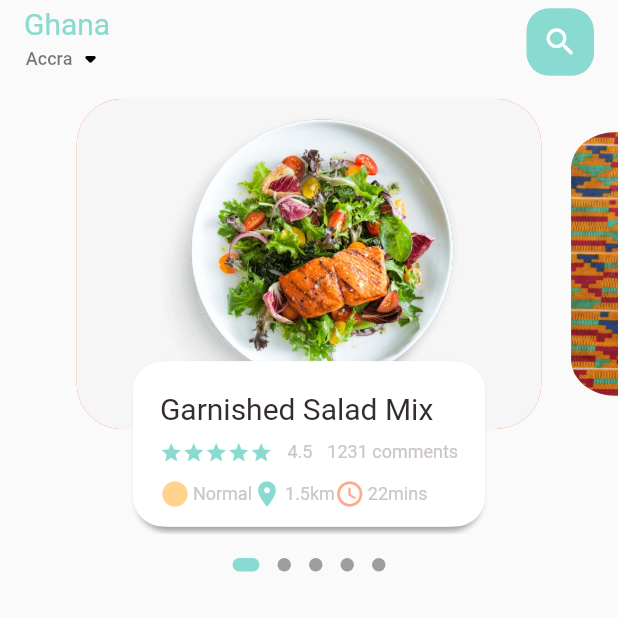
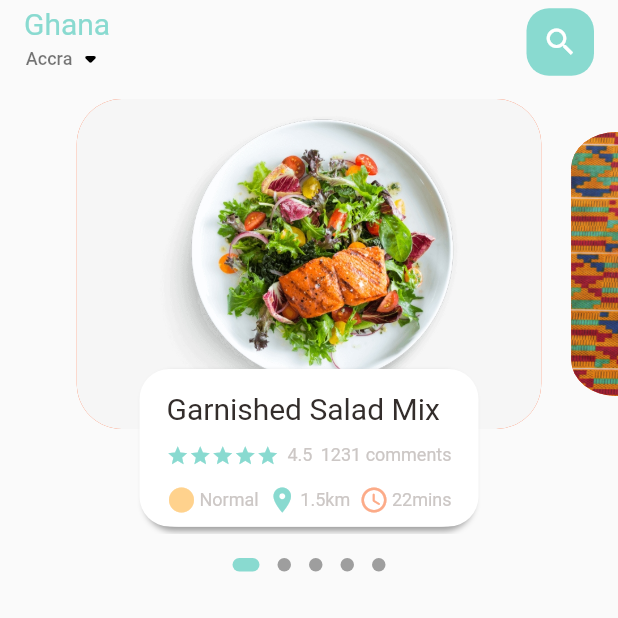
Before and after one commit to BlackDagger007/foodie, a Flutter app: the screen it shows after launch, on a phone screen of 412 x 824 dp, the top half of it. Run offline on Flutter 3.47's test engine with Material 2 defaults, Android fonts, the phone set to English and light mode, and no system bars; drawn by our look-alikes of dots_indicator; our stand-ins replace get.

Commit message:
added dynamic values to fit different screen sizes

```diff
--- a/lib/home/main_food_page.dart
+++ b/lib/home/main_food_page.dart
@@ -2,6 +2,7 @@
 import 'package:flutter/material.dart';
 import 'package:foodie/widgets/small_text.dart';
 import '../utils/colors.dart';
+import '../utils/constants.dart';
 import '../widgets/big_text.dart';
 import '../widgets/large_food_item.dart';
 
@@ -76,12 +77,15 @@
               GestureDetector(
                 onTap: () {},
                 child: Container(
-                  width: 45,
-                  height: 45,
+                  height: sH(45),
+                  width: sW(45),
                   decoration: BoxDecoration(
                       color: AppColor.mainColor,
-                      borderRadius: BorderRadius.circular(15)),
-                  child: const Icon(Icons.search),
+                      borderRadius: BorderRadius.circular(sH(15))),
+                  child: Icon(
+                    Icons.search,
+                    size: sH(Constants.iconSizeLarge),
+                  ),
                 ),
               )
             ],
@@ -89,8 +93,8 @@
       body: Column(
         children: [
           Container(
-            height: 290,
-            margin: const EdgeInsets.symmetric(vertical: 10),
+            height: sH(Constants.kPageViewHeight),
+            margin: EdgeInsets.symmetric(vertical: sH(10)),
             child: PageView.builder(
               controller: pageController,
               itemCount: foodList.length,
@@ -105,11 +109,10 @@
             dotsCount: foodList.length,
             position: _currentPageValue,
             decorator: DotsDecorator(
-                activeColor: AppColor.mainColor,
-                size: const Size.square(9.0),
-                activeSize: const Size(18.0, 9.0),
+                size: Size.square(sH(9)),
+                activeSize: Size(sH(18.0), sH(9.0)),
                 activeShape: RoundedRectangleBorder(
-                    borderRadius: BorderRadius.circular(5.0))),
+                    borderRadius: BorderRadius.circular(sH(5)))),
           )
         ],
       ),
--- a/lib/main.dart
+++ b/lib/main.dart
@@ -1,5 +1,7 @@
 import 'package:flutter/material.dart';
 import 'package:foodie/home/main_food_page.dart';
+import 'package:foodie/utils/colors.dart';
+import 'package:get/get.dart';
 
 void main() {
   runApp(const MyApp());
@@ -10,11 +12,11 @@
 
   @override
   Widget build(BuildContext context) {
-    return MaterialApp(
+    return GetMaterialApp(
       debugShowCheckedModeBanner: false,
       title: 'Flutter Demo',
       theme: ThemeData(
-        primarySwatch: Colors.blue,
+        primaryColor: AppColor.mainColor,
       ),
       home: const MainFoodPage(),
     );
--- /dev/null
+++ b/lib/utils/constants.dart
@@ -0,0 +1,26 @@
+import 'package:get/get.dart';
+
+class Constants {
+  //PageView
+  static double kPageViewHeight = 290;
+  static double kPageViewMainHeight = 220;
+
+  static double kPageViewSubHeight = 105;
+  static double kPageViewSubWidth = 220;
+
+  //IconSize
+  static double iconSizeLarge = 24;
+  static double iconSizeMedium = 20;
+}
+
+double screenHeight = Get.context!.height;
+double screenWidth = Get.context!.width;
+
+// sH and sW methods converts pixHeight to Dynamic equivalent
+double sH(double pixelHeight) {
+  return screenHeight / (screenHeight / pixelHeight);
+}
+
+double sW(double pixelWidth) {
+  return screenWidth / (screenWidth / pixelWidth);
+}
--- a/lib/widgets/big_text.dart
+++ b/lib/widgets/big_text.dart
@@ -1,17 +1,19 @@
 import 'package:flutter/material.dart';
+
+import '../utils/constants.dart';
 
 class BigText extends StatelessWidget {
   const BigText({
     required this.text,
     this.color = const Color(0xFF332d2b),
-    this.size = 20,
+    this.size,
     this.overflow = TextOverflow.ellipsis,
     super.key,
   });
 
   final String text;
   final Color color;
-  final double size;
+  final double? size;
   final TextOverflow overflow;
 
   @override
@@ -23,7 +25,7 @@
       style: TextStyle(
         fontFamily: 'Roboto',
         fontWeight: FontWeight.w400,
-        fontSize: size,
+        fontSize: size ?? sH(20),
         color: color,
       ),
     );
--- a/lib/widgets/large_food_item.dart
+++ b/lib/widgets/large_food_item.dart
@@ -1,5 +1,5 @@
-import 'package:dots_indicator/dots_indicator.dart';
 import 'package:flutter/material.dart';
+import 'package:foodie/utils/constants.dart';
 import '../utils/colors.dart';
 import 'big_text.dart';
 import 'small_text.dart';
@@ -9,7 +9,7 @@
   double currentScale;
   double currentTransformation;
   double scaleFactor = 0.8;
-  double height = 220;
+  double height = sH(Constants.kPageViewMainHeight);
 
   if (index <= currentPageValue.floor()) {
     currentScale = 1 - (currentPageValue - index) * (1 - scaleFactor);
@@ -32,11 +32,11 @@
       children: [
         Container(
           height: height,
-          margin: const EdgeInsets.symmetric(horizontal: 10),
+          margin: EdgeInsets.symmetric(horizontal: sH(10)),
           decoration: BoxDecoration(
               //TODO: Resolve image container bg color
               color: Colors.deepOrange,
-              borderRadius: BorderRadius.circular(30),
+              borderRadius: BorderRadius.circular(sH(30)),
               image: DecorationImage(
                 image: AssetImage('${list[index]['image']}'),
                 fit: BoxFit.cover,
@@ -45,11 +45,12 @@
         Positioned(
           bottom: 5,
           child: Container(
-            height: 110,
-            padding:
-                const EdgeInsets.only(top: 20, left: 15, right: 15, bottom: 8),
+            height: sH(Constants.kPageViewSubHeight),
+            width: sW(Constants.kPageViewSubWidth),
+            padding: EdgeInsets.only(
+                top: sH(15), left: sW(15), right: sW(15), bottom: sH(8)),
             decoration: BoxDecoration(
-                borderRadius: BorderRadius.circular(20),
+                borderRadius: BorderRadius.circular(sH(20)),
                 color: Colors.white,
                 boxShadow: const [
                   BoxShadow(
@@ -67,20 +68,18 @@
                   ),
                 ]),
             child: Column(
+              mainAxisAlignment: MainAxisAlignment.spaceBetween,
               crossAxisAlignment: CrossAxisAlignment.start,
               children: [
                 BigText(text: '${list[index]['foodName']}'),
-                const SizedBox(height: 10),
                 Row(
+                  mainAxisAlignment: MainAxisAlignment.spaceBetween,
                   children: const [
                     RatingsWidget(),
-                    SizedBox(width: 10),
                     SmallText(text: '4.5'),
-                    SizedBox(width: 10),
                     SmallText(text: '1231 comments')
                   ],
                 ),
-                const SizedBox(height: 10),
                 Row(
                   mainAxisAlignment: MainAxisAlignment.spaceBetween,
                   children: const [
@@ -116,10 +115,8 @@
   @override
   Widget build(BuildContext context) {
     return Wrap(
-      children: List.generate(
-          5,
-          (index) =>
-              const Icon(Icons.star, size: 15, color: AppColor.mainColor)),
+      children: List.generate(5,
+          (index) => Icon(Icons.star, size: sH(15), color: AppColor.mainColor)),
     );
   }
 }
@@ -140,7 +137,11 @@
   Widget build(BuildContext context) {
     return Row(
       children: [
-        Icon(icon, color: color, size: 20),
+        Icon(
+          icon,
+          color: color,
+          size: sH(Constants.iconSizeMedium),
+        ),
         const SizedBox(width: 2),
         SmallText(text: text),
       ],
--- a/lib/widgets/small_text.dart
+++ b/lib/widgets/small_text.dart
@@ -1,16 +1,18 @@
 import 'package:flutter/material.dart';
+
+import '../utils/constants.dart';
 
 class SmallText extends StatelessWidget {
   const SmallText(
       {super.key,
       required this.text,
       this.color = const Color(0xFFccc7c5),
-      this.size = 12,
+      this.size,
       this.height = 1.2});
 
   final String text;
   final Color color;
-  final double size;
+  final double? size;
   final double height;
 
   @override
@@ -20,7 +22,7 @@
       style: TextStyle(
         fontFamily: 'Roboto',
         color: color,
-        fontSize: size,
+        fontSize: size ?? sH(12),
       ),
     );
   }
--- a/pubspec.yaml
+++ b/pubspec.yaml
@@ -33,6 +33,7 @@
   dots_indicator: ^2.1.0
   flutter:
     sdk: flutter
+  get: ^4.6.5
 
 dev_dependencies:
 
```
Also changed, not shown: pubspec.lock.
